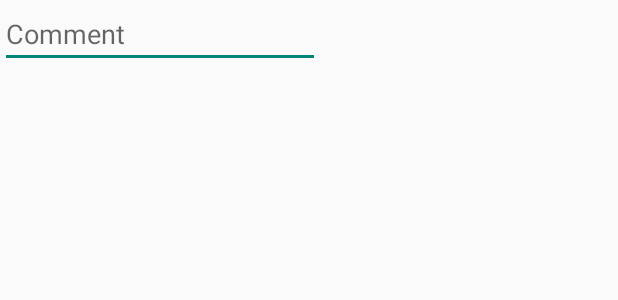
After one commit to simpleLoc/SensorReadoutApp, an Android app: the layout dialog_recording_comment.xml on its own in the app's theme, with its tools: preview values and no code run, on a phone screen of 412 x 824 dp. The commit adds this screen. Shown: the top 300 px of the screen. Run offline under Robolectric (Android 15) with nearby library versions, the phone set to English and light mode, and no system bars.

Commit message:
add recording completed popup

```diff
--- /dev/null
+++ b/app/src/main/res/layout/dialog_recording_comment.xml
@@ -0,0 +1,16 @@
+<?xml version="1.0" encoding="utf-8"?>
+<LinearLayout xmlns:android="http://schemas.android.com/apk/res/android"
+    android:orientation="vertical"
+    android:layout_width="wrap_content"
+    android:layout_height="wrap_content">
+
+    <EditText
+        android:id="@+id/txtComment"
+        android:layout_width="match_parent"
+        android:layout_height="wrap_content"
+        android:ems="10"
+        android:gravity="start|top"
+        android:hint="@string/comment"
+        android:inputType="textMultiLine" />
+
+</LinearLayout>
```
Also changed, not shown: app/src/main/java/de/fhws/indoor/sensorreadout/MainActivity.java (+35 -0 lines), app/src/main/java/de/fhws/indoor/sensorreadout/RecordingCommentFragment.java (added, +50 -0 lines), app/src/main/res/values/strings.xml (+8 -0 lines).
